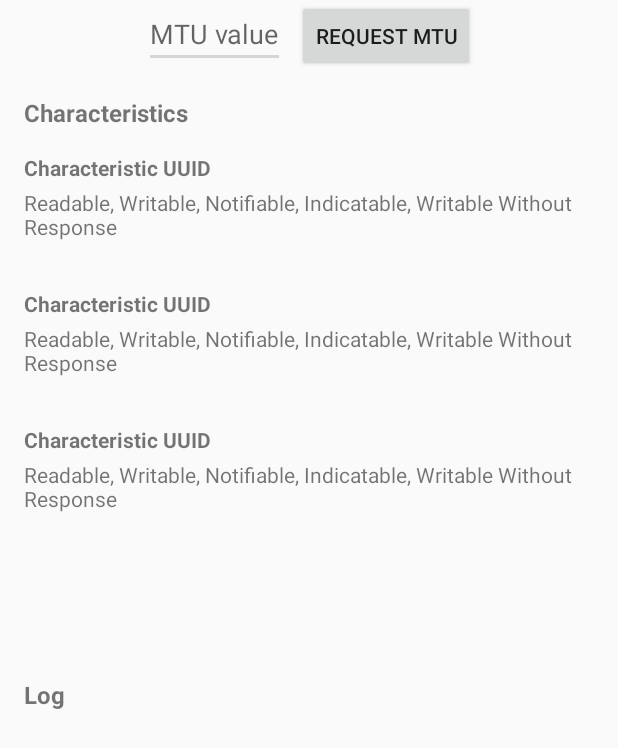
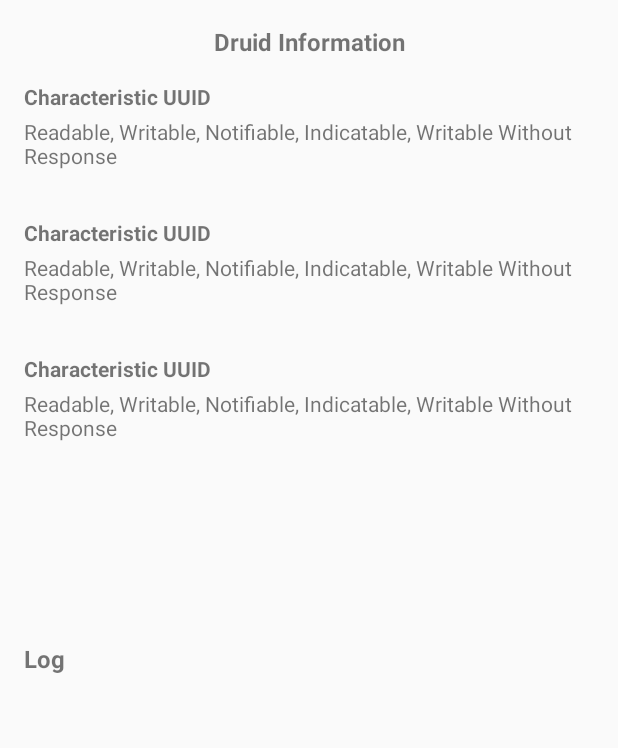
Before and after one commit to conancom/Druid-Plant-Monitoring, an Android app: the layout activity_ble_operations.xml on its own in the app's theme, with its tools: preview values and no code run, on a phone screen of 412 x 824 dp. Shown: the top 748 px of the screen. Run offline under Robolectric (Android 15) with nearby library versions, the phone set to English and light mode, and no system bars.

Commit message:
force 1 bluetooth device and started on using correct characteristic

```diff
--- a/ble-starter-android-master/app/src/main/java/com/punchthrough/blestarterappandroid/BleOperationsActivity.kt
+++ b/ble-starter-android-master/app/src/main/java/com/punchthrough/blestarterappandroid/BleOperationsActivity.kt
@@ -40,8 +40,6 @@ import com.punchthrough.blestarterappandroid.ble.isWritableWithoutResponse
 import kotlinx.android.synthetic.main.activity_ble_operations.characteristics_recycler_view
 import kotlinx.android.synthetic.main.activity_ble_operations.log_scroll_view
 import kotlinx.android.synthetic.main.activity_ble_operations.log_text_view
-import kotlinx.android.synthetic.main.activity_ble_operations.mtu_field
-import kotlinx.android.synthetic.main.activity_ble_operations.request_mtu_button
 import org.jetbrains.anko.alert
 import org.jetbrains.anko.noButton
 import org.jetbrains.anko.selector
@@ -93,17 +91,7 @@ class BleOperationsActivity : AppCompatActivity() {
             title = getString(R.string.ble_playground)
         }
         setupRecyclerView()
-        request_mtu_button.setOnClickListener {
-            if (mtu_field.text.isNotEmpty() && mtu_field.text.isNotBlank()) {
-                mtu_field.text.toString().toIntOrNull()?.let { mtu ->
-                    log("Requesting for MTU value of $mtu")
-                    ConnectionManager.requestMtu(device, mtu)
-                } ?: log("Invalid MTU value: ${mtu_field.text}")
-            } else {
-                log("Please specify a numeric value for desired ATT MTU (23-517)")
-            }
-            hideKeyboard()
-        }
+
     }
 
     override fun onDestroy() {
@@ -154,6 +142,7 @@ class BleOperationsActivity : AppCompatActivity() {
     }
 
     private fun showCharacteristicOptions(characteristic: BluetoothGattCharacteristic) {
+
         characteristicProperties[characteristic]?.let { properties ->
             selector("Select an action to perform", properties.map { it.action }) { _, i ->
                 when (properties[i]) {
--- a/ble-starter-android-master/app/src/main/java/com/punchthrough/blestarterappandroid/MainActivity.kt
+++ b/ble-starter-android-master/app/src/main/java/com/punchthrough/blestarterappandroid/MainActivity.kt
@@ -207,15 +207,21 @@ class MainActivity : AppCompatActivity() {
     private val scanCallback = object : ScanCallback() {
         override fun onScanResult(callbackType: Int, result: ScanResult) {
             val indexQuery = scanResults.indexOfFirst { it.device.address == result.device.address }
+
+
             if (indexQuery != -1) { // A scan result already exists with the same address
+                if(result.device.name.equals("BT05")) {
                     scanResults[indexQuery] = result
                     scanResultAdapter.notifyItemChanged(indexQuery)
+                }
             } else {
+                if (result.device.name.equals("BT05")) {
                     with(result.device) {
                         Timber.i("Found BLE device! Name: ${name ?: "Unnamed"}, address: $address")
                     }
                     scanResults.add(result)
                     scanResultAdapter.notifyItemInserted(scanResults.size - 1)
+                }
             }
         }
 
--- a/ble-starter-android-master/app/src/main/java/com/punchthrough/blestarterappandroid/ble/BleExtensions.kt
+++ b/ble-starter-android-master/app/src/main/java/com/punchthrough/blestarterappandroid/ble/BleExtensions.kt
@@ -34,10 +34,13 @@ fun BluetoothGatt.printGattTable() {
         return
     }
     services.forEach { service ->
+
         val characteristicsTable = service.characteristics.joinToString(
             separator = "\n|--",
             prefix = "|--"
         ) { char ->
+
+
             var description = "${char.uuid}: ${char.printProperties()}"
             if (char.descriptors.isNotEmpty()) {
                 description += "\n" + char.descriptors.joinToString(
@@ -52,6 +55,7 @@ fun BluetoothGatt.printGattTable() {
         Timber.i("Service ${service.uuid}\nCharacteristics:\n$characteristicsTable")
     }
 }
+
 
 fun BluetoothGatt.findCharacteristic(uuid: UUID): BluetoothGattCharacteristic? {
     services?.forEach { service ->
--- a/ble-starter-android-master/app/src/main/res/layout/activity_ble_operations.xml
+++ b/ble-starter-android-master/app/src/main/res/layout/activity_ble_operations.xml
@@ -23,44 +23,19 @@
     android:layout_height="match_parent"
     tools:context=".BleOperationsActivity">
 
-    <LinearLayout
-        android:id="@+id/mtu_container"
-        app:layout_constraintTop_toTopOf="parent"
-        app:layout_constraintStart_toStartOf="parent"
-        app:layout_constraintEnd_toEndOf="parent"
-        android:orientation="horizontal"
-        android:layout_width="wrap_content"
-        android:layout_height="wrap_content">
-
-        <EditText
-            android:id="@+id/mtu_field"
-            android:hint="MTU value"
-            android:layout_width="wrap_content"
-            android:layout_height="wrap_content"
-            android:layout_marginEnd="8dp"
-            android:importantForAutofill="no"
-            android:inputType="number"
-            android:digits="01234567890" />
-
-        <Button
-            android:id="@+id/request_mtu_button"
-            android:text="Request MTU"
-            android:layout_width="wrap_content"
-            android:layout_height="wrap_content" />
-
-    </LinearLayout>
-
     <TextView
         android:id="@+id/characteristics_title"
         android:layout_width="wrap_content"
         android:layout_height="wrap_content"
-        android:layout_marginTop="16dp"
-        android:layout_marginStart="16dp"
-        android:text="Characteristics"
+        android:text="Druid Information"
+        android:textSize="16sp"
         android:textStyle="bold"
-        android:textSize="16sp"
-        app:layout_constraintTop_toBottomOf="@id/mtu_container"
-        app:layout_constraintStart_toStartOf="parent" />
+        app:layout_constraintBottom_toBottomOf="parent"
+        app:layout_constraintEnd_toEndOf="parent"
+        app:layout_constraintStart_toStartOf="parent"
+        app:layout_constraintTop_toTopOf="parent"
+        app:layout_constraintVertical_bias="0.021"
+        />
 
     <LinearLayout
         app:layout_constraintTop_toBottomOf="@id/characteristics_title"
```
Lines whose indentation alone changed are shown as unchanged.
